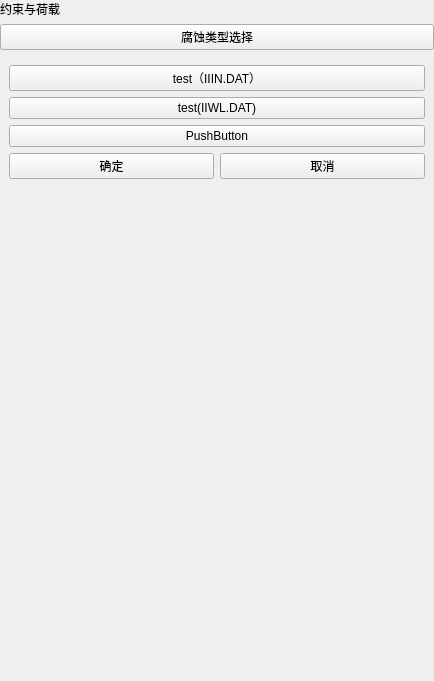
First picture: the form in plugins/Base_PhysicalField/PhysicalFieldSettingWidget.ui, repository asd977/base_cae, before the edit.
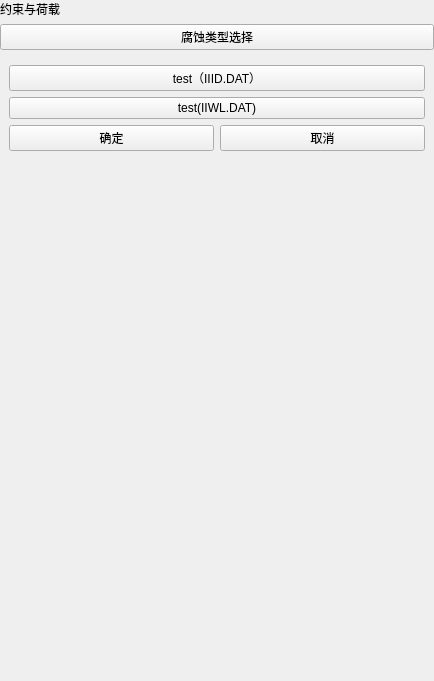
Second picture: the form after the edit.

Commit message: 更新代码

The edit to the form file:
```diff
--- a/plugins/Base_PhysicalField/PhysicalFieldSettingWidget.ui
+++ b/plugins/Base_PhysicalField/PhysicalFieldSettingWidget.ui
@@ -55,7 +55,7 @@
    <item>
     <widget class="QPushButton" name="testPushButton">
      <property name="text">
-      <string>test（IIIN.DAT）</string>
+         <string>test（IIID.DAT）</string>
      </property>
     </widget>
    </item>
@@ -66,13 +66,6 @@
      </property>
     </widget>
    </item>
-   <item>
-    <widget class="QPushButton" name="pushButton_2">
-     <property name="text">
-      <string>PushButton</string>
-     </property>
-    </widget>
-   </item>
    <item>
     <layout class="QHBoxLayout" name="horizontalLayoutButtons">
      <item>
@@ -96,6 +89,9 @@
 
    <item>
     <spacer name="verticalSpacer">
+     <property name="orientation">
+      <enum>Qt::Vertical</enum>
+     </property>
      <property name="sizeHint" stdset="0">
       <size>
        <width>20</width>
```
Left out of the diff: 10 changed lines with no effect on the pictures. Lines whose indentation alone changed are shown as unchanged. The commit also changes 2 other files.
